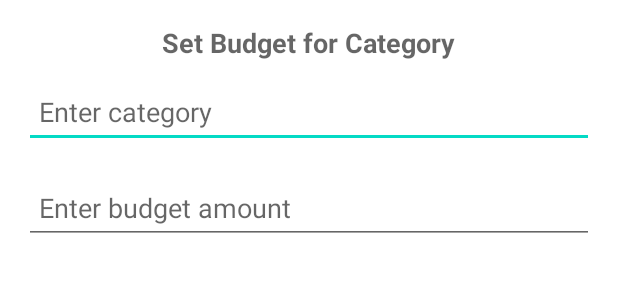
After one commit to Deepaks117/PersonalFinanceManager, an Android app built with Jetpack Compose: the layout dialog_set_budget.xml on its own in the app's theme, with its tools: preview values and no code run, on a phone screen of 412 x 824 dp. The commit adds this screen. Shown: the top 300 px of the screen. Run offline under Robolectric (Android 15) with nearby library versions, the phone set to English and light mode, and no system bars.

Commit message:
new functionality of selecting from categories is added

```diff
--- a/app/src/main/java/com/example/personalfinancemanager/TransactionDao.kt
+++ b/app/src/main/java/com/example/personalfinancemanager/TransactionDao.kt
@@ -27,4 +27,10 @@ interface TransactionDao {
 
     @Query("SELECT SUM(amount) FROM transactions WHERE isExpense = 1")
     suspend fun getTotalExpenses(): Double?
+
+    @Query("SELECT SUM(amount) FROM transactions WHERE isExpense = 1 AND category = :category")
+    suspend fun getExpensesByCategory(category: String): Double?
+
+    @Query("SELECT * FROM transactions WHERE category = :category")
+    suspend fun getTransactionsByCategory(category: String): List<Transaction>
 }
--- /dev/null
+++ b/app/src/main/res/layout/dialog_set_budget.xml
@@ -0,0 +1,53 @@
+<?xml version="1.0" encoding="utf-8"?>
+<LinearLayout
+    xmlns:android="http://schemas.android.com/apk/res/android"
+    android:layout_width="match_parent"
+    android:layout_height="wrap_content"
+    android:orientation="vertical"
+    android:padding="16dp">
+
+    <!-- Title for the dialog -->
+    <TextView
+        android:id="@+id/dialog_title"
+        android:layout_width="wrap_content"
+        android:layout_height="wrap_content"
+        android:text="Set Budget for Category"
+        android:textAppearance="?android:attr/textAppearanceMedium"
+        android:layout_gravity="center_horizontal"
+        android:textStyle="bold"
+        android:paddingBottom="10dp"/>
+
+    <!-- EditText to enter the category -->
+    <EditText
+        android:id="@+id/editTextCategory"
+        android:layout_width="match_parent"
+        android:layout_height="wrap_content"
+        android:hint="Enter category"
+        android:inputType="text"
+        android:padding="10dp"
+        android:layout_marginBottom="16dp"
+        android:minHeight="48dp"/> <!-- Ensures touch target size -->
+
+    <!-- EditText to enter the budget amount -->
+    <EditText
+        android:id="@+id/editTextBudgetAmount"
+        android:layout_width="match_parent"
+        android:layout_height="wrap_content"
+        android:hint="Enter budget amount"
+        android:inputType="numberDecimal"
+        android:padding="10dp"
+        android:layout_marginBottom="16dp"
+        android:minHeight="48dp"/> <!-- Ensures touch target size -->
+
+    <!-- Confirm button to set the budget -->
+    <Button
+        android:id="@+id/buttonSetBudget"
+        android:layout_width="match_parent"
+        android:layout_height="wrap_content"
+        android:text="Set Budget"
+        android:background="?android:attr/selectableItemBackground"
+        android:textColor="@android:color/white"
+        android:backgroundTint="?attr/colorPrimary"
+        android:minHeight="48dp"/> <!-- Ensures touch target size -->
+
+</LinearLayout>
```
Also changed, not shown: app/src/main/java/com/example/personalfinancemanager/MainActivity.kt (+95 -50 lines), app/src/main/java/com/example/personalfinancemanager/Transaction.kt (+4 -4 lines), app/src/main/java/com/example/personalfinancemanager/TransactionRepository.kt (+11 -1 lines), app/src/main/java/com/example/personalfinancemanager/TransactionViewModel.kt (+55 -6 lines), app/src/main/res/layout/activity_main.xml (+25 -1 lines), app/src/main/java/com/example/personalfinancemanager/AppDatabase.kt (line endings or trailing spaces).
